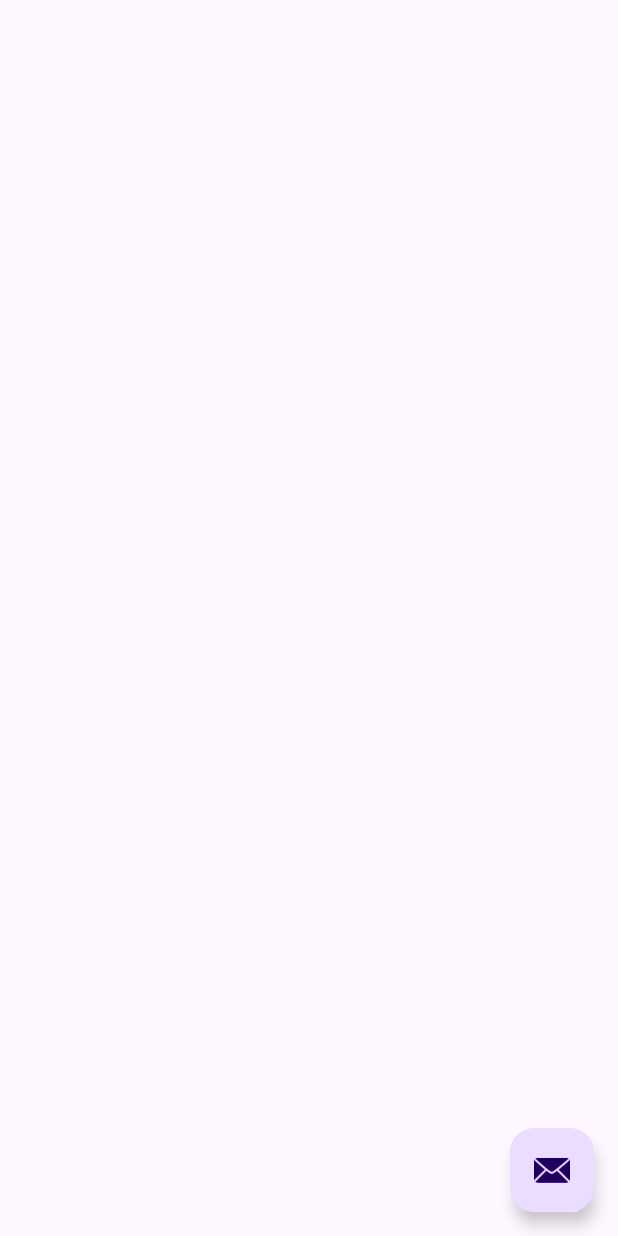
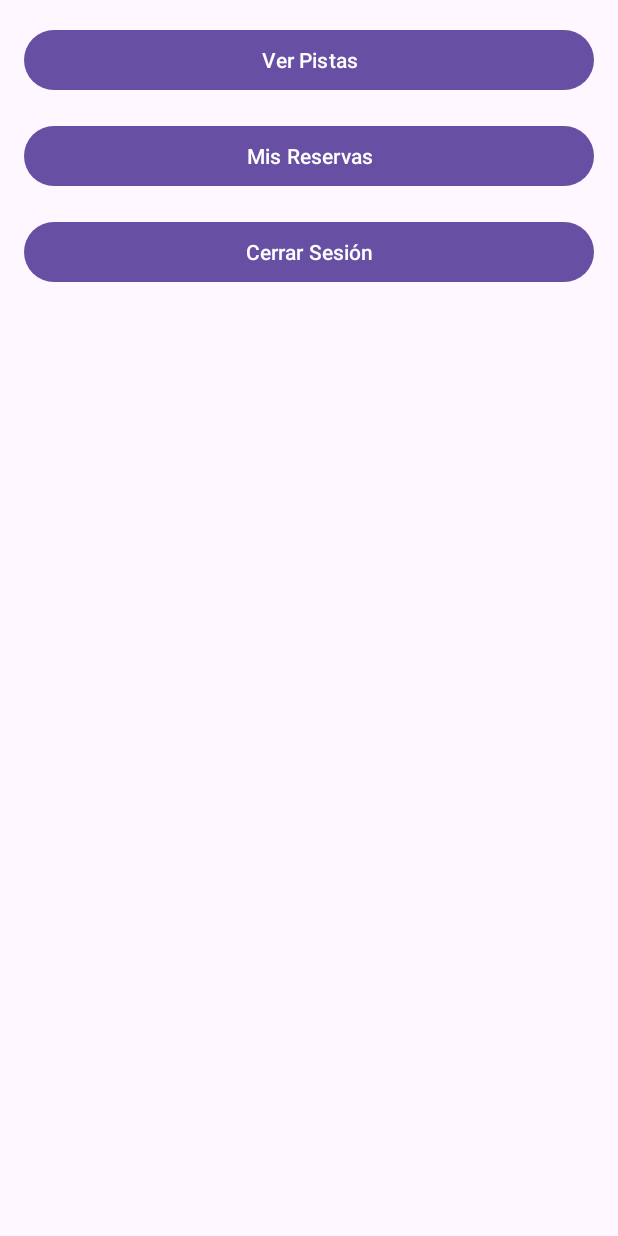
Before and after one commit to Adrijefe/ClubDeTenis, an Android app: the layout activity_main.xml on its own in the app's theme, with its tools: preview values and no code run, on a phone screen of 412 x 824 dp. Run offline under Robolectric (Android 15) with nearby library versions, the phone set to English and light mode, and no system bars.

Commit message:
ya funciona el inicio de sesion y la siguiente pagina

```diff
--- a/app/src/main/res/layout/activity_main.xml
+++ b/app/src/main/res/layout/activity_main.xml
@@ -1,33 +1,28 @@
 <?xml version="1.0" encoding="utf-8"?>
-<androidx.coordinatorlayout.widget.CoordinatorLayout xmlns:android="http://schemas.android.com/apk/res/android"
-    xmlns:app="http://schemas.android.com/apk/res-auto"
-    xmlns:tools="http://schemas.android.com/tools"
+<LinearLayout xmlns:android="http://schemas.android.com/apk/res/android"
     android:layout_width="match_parent"
     android:layout_height="match_parent"
-    android:fitsSystemWindows="true"
-    tools:context=".MainActivity">
+    android:orientation="vertical"
+    android:padding="16dp">
 
-    <com.google.android.material.appbar.AppBarLayout
+    <Button
+        android:id="@+id/btnPistas"
         android:layout_width="match_parent"
         android:layout_height="wrap_content"
-        android:fitsSystemWindows="true">
+        android:text="Ver Pistas"/>
 
-        <com.google.android.material.appbar.MaterialToolbar
-            android:id="@+id/toolbar"
-            android:layout_width="match_parent"
-            android:layout_height="?attr/actionBarSize" />
+    <Button
+        android:id="@+id/btnReservas"
+        android:layout_width="match_parent"
+        android:layout_height="wrap_content"
+        android:layout_marginTop="16dp"
+        android:text="Mis Reservas"/>
 
-    </com.google.android.material.appbar.AppBarLayout>
+    <Button
+        android:id="@+id/btnLogout"
+        android:layout_width="match_parent"
+        android:layout_height="wrap_content"
+        android:layout_marginTop="16dp"
+        android:text="Cerrar Sesión"/>
 
-
-
-    <com.google.android.material.floatingactionbutton.FloatingActionButton
-        android:id="@+id/fab"
-        android:layout_width="wrap_content"
-        android:layout_height="wrap_content"
-        android:layout_gravity="bottom|end"
-        android:layout_marginEnd="@dimen/fab_margin"
-        android:layout_marginBottom="16dp"
-        app:srcCompat="@android:drawable/ic_dialog_email" />
-
-</androidx.coordinatorlayout.widget.CoordinatorLayout>
+</LinearLayout>
```
Also changed, not shown: app/src/main/java/com/example/clubdetenis/MainActivity.java (+21 -58 lines), app/src/main/java/com/example/clubdetenis/api/ApiClient.java (+12 -3 lines).
